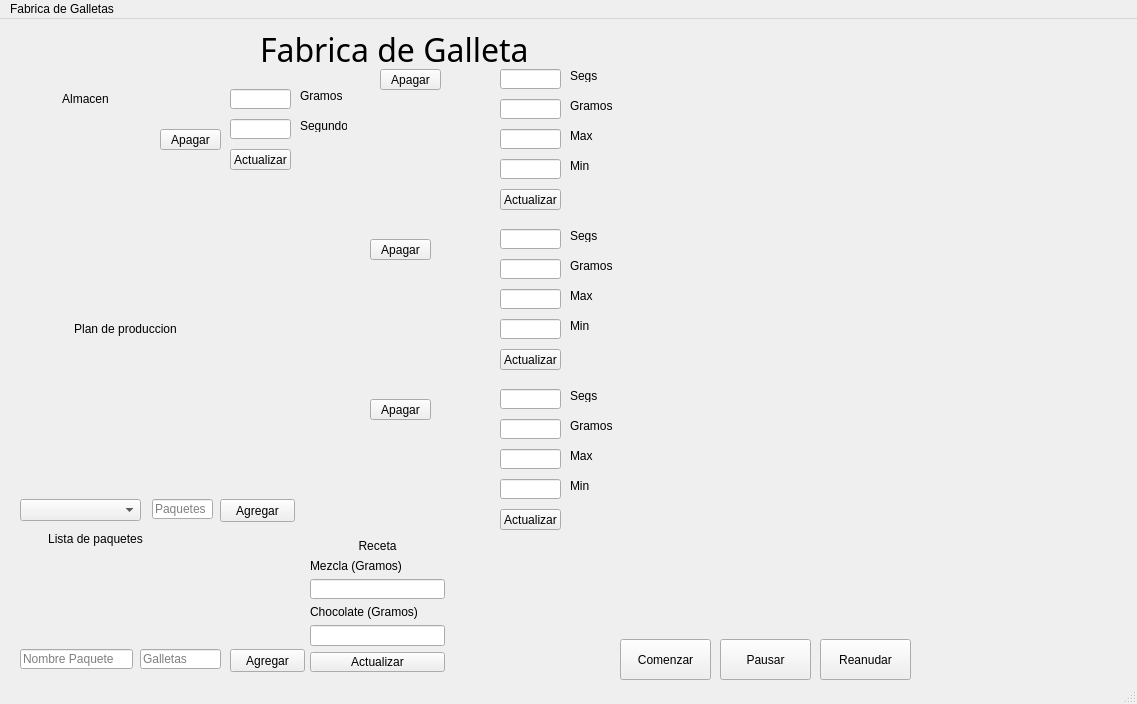
Above: mainwindow.ui from JohnSC31/PY1-FabricaGalletas-2102 before the change. Below: the same form after it.
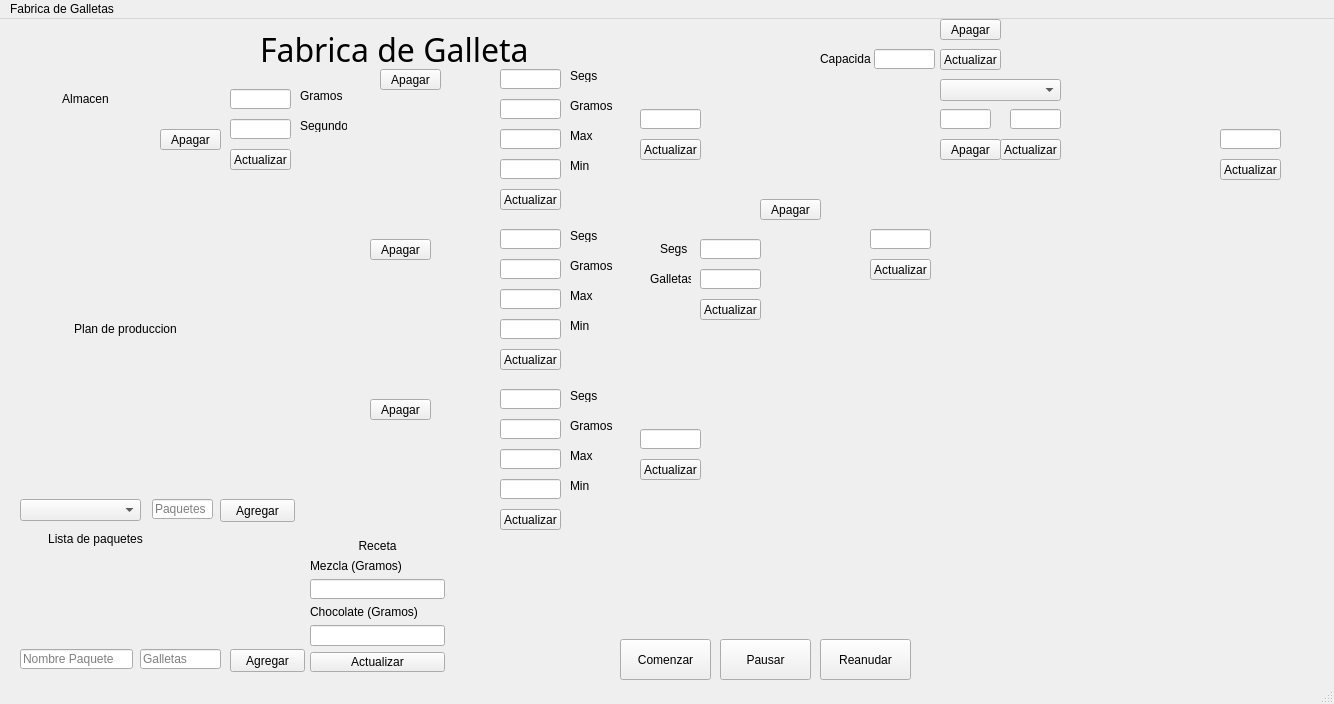
That is the form after the change. Icons and pictures are not drawn.

Patch:
```diff
--- a/mainwindow.ui
+++ b/mainwindow.ui
@@ -6,7 +6,7 @@
    <rect>
     <x>0</x>
     <y>0</y>
-    <width>1137</width>
+    <width>1334</width>
     <height>704</height>
    </rect>
   </property>
@@ -862,13 +862,465 @@
      <bool>true</bool>
     </property>
    </widget>
+   <widget class="QLabel" name="label_26">
+    <property name="geometry">
+     <rect>
+      <x>620</x>
+      <y>60</y>
+      <width>101</width>
+      <height>31</height>
+     </rect>
+    </property>
+    <property name="text">
+     <string/>
+    </property>
+    <property name="pixmap">
+     <pixmap>../../Semestre II/Estructuras de datos/Proyecto 1/Design/Banda5.png</pixmap>
+    </property>
+   </widget>
+   <widget class="QLabel" name="label_28">
+    <property name="geometry">
+     <rect>
+      <x>620</x>
+      <y>380</y>
+      <width>101</width>
+      <height>31</height>
+     </rect>
+    </property>
+    <property name="text">
+     <string/>
+    </property>
+    <property name="pixmap">
+     <pixmap>../../Semestre II/Estructuras de datos/Proyecto 1/Design/Banda5.png</pixmap>
+    </property>
+   </widget>
+   <widget class="QLabel" name="lblDoughBelt">
+    <property name="geometry">
+     <rect>
+      <x>620</x>
+      <y>30</y>
+      <width>91</width>
+      <height>31</height>
+     </rect>
+    </property>
+    <property name="text">
+     <string/>
+    </property>
+   </widget>
+   <widget class="QLineEdit" name="inpDoughBeltMax">
+    <property name="geometry">
+     <rect>
+      <x>640</x>
+      <y>90</y>
+      <width>61</width>
+      <height>20</height>
+     </rect>
+    </property>
+   </widget>
+   <widget class="QPushButton" name="btnUpdateDoughBelt">
+    <property name="geometry">
+     <rect>
+      <x>640</x>
+      <y>120</y>
+      <width>61</width>
+      <height>21</height>
+     </rect>
+    </property>
+    <property name="text">
+     <string>Actualizar</string>
+    </property>
+   </widget>
+   <widget class="QPushButton" name="btnUpdateChocolateBelt">
+    <property name="geometry">
+     <rect>
+      <x>640</x>
+      <y>440</y>
+      <width>61</width>
+      <height>21</height>
+     </rect>
+    </property>
+    <property name="text">
+     <string>Actualizar</string>
+    </property>
+   </widget>
+   <widget class="QLineEdit" name="inpChocolateBeltMax">
+    <property name="geometry">
+     <rect>
+      <x>640</x>
+      <y>410</y>
+      <width>61</width>
+      <height>20</height>
+     </rect>
+    </property>
+   </widget>
+   <widget class="QLabel" name="lblChocolateBelt">
+    <property name="geometry">
+     <rect>
+      <x>620</x>
+      <y>350</y>
+      <width>91</width>
+      <height>31</height>
+     </rect>
+    </property>
+    <property name="text">
+     <string/>
+    </property>
+   </widget>
+   <widget class="QLabel" name="label_27">
+    <property name="geometry">
+     <rect>
+      <x>710</x>
+      <y>170</y>
+      <width>47</width>
+      <height>41</height>
+     </rect>
+    </property>
+    <property name="text">
+     <string/>
+    </property>
+    <property name="pixmap">
+     <pixmap>../../Semestre II/Estructuras de datos/Proyecto 1/Design/Ensambladora_red.png</pixmap>
+    </property>
+   </widget>
+   <widget class="QPushButton" name="btnUpdateJointerMachine">
+    <property name="geometry">
+     <rect>
+      <x>700</x>
+      <y>280</y>
+      <width>61</width>
+      <height>21</height>
+     </rect>
+    </property>
+    <property name="text">
+     <string>Actualizar</string>
+    </property>
+   </widget>
+   <widget class="QLineEdit" name="inpJointerMachineProccessTime">
+    <property name="geometry">
+     <rect>
+      <x>700</x>
+      <y>220</y>
+      <width>61</width>
+      <height>20</height>
+     </rect>
+    </property>
+   </widget>
+   <widget class="QLineEdit" name="inpJointerMachinePerTime">
+    <property name="geometry">
+     <rect>
+      <x>700</x>
+      <y>250</y>
+      <width>61</width>
+      <height>20</height>
+     </rect>
+    </property>
+   </widget>
+   <widget class="QLabel" name="lblJointerMachine">
+    <property name="geometry">
+     <rect>
+      <x>770</x>
+      <y>220</y>
+      <width>91</width>
+      <height>71</height>
+     </rect>
+    </property>
+    <property name="text">
+     <string/>
+    </property>
+   </widget>
+   <widget class="QPushButton" name="btnControlJointerMachine">
+    <property name="geometry">
+     <rect>
+      <x>760</x>
+      <y>180</y>
+      <width>61</width>
+      <height>21</height>
+     </rect>
+    </property>
+    <property name="text">
+     <string>Apagar</string>
+    </property>
+   </widget>
+   <widget class="QLineEdit" name="inpCookieBelt1Max">
+    <property name="geometry">
+     <rect>
+      <x>870</x>
+      <y>210</y>
+      <width>61</width>
+      <height>20</height>
+     </rect>
+    </property>
+   </widget>
+   <widget class="QLabel" name="lblCookieBelt1">
+    <property name="geometry">
+     <rect>
+      <x>850</x>
+      <y>150</y>
+      <width>91</width>
+      <height>31</height>
+     </rect>
+    </property>
+    <property name="text">
+     <string/>
+    </property>
+   </widget>
+   <widget class="QPushButton" name="btnUpdateCookieBelt1">
+    <property name="geometry">
+     <rect>
+      <x>870</x>
+      <y>240</y>
+      <width>61</width>
+      <height>21</height>
+     </rect>
+    </property>
+    <property name="text">
+     <string>Actualizar</string>
+    </property>
+   </widget>
+   <widget class="QLabel" name="label_29">
+    <property name="geometry">
+     <rect>
+      <x>850</x>
+      <y>180</y>
+      <width>101</width>
+      <height>31</height>
+     </rect>
+    </property>
+    <property name="text">
+     <string/>
+    </property>
+    <property name="pixmap">
+     <pixmap>../../Semestre II/Estructuras de datos/Proyecto 1/Design/Banda5.png</pixmap>
+    </property>
+   </widget>
+   <widget class="QLabel" name="label_30">
+    <property name="geometry">
+     <rect>
+      <x>660</x>
+      <y>220</y>
+      <width>31</width>
+      <height>20</height>
+     </rect>
+    </property>
+    <property name="text">
+     <string>Segs</string>
+    </property>
+   </widget>
+   <widget class="QLabel" name="label_31">
+    <property name="geometry">
+     <rect>
+      <x>650</x>
+      <y>250</y>
+      <width>41</width>
+      <height>20</height>
+     </rect>
+    </property>
+    <property name="text">
+     <string>Galletas</string>
+    </property>
+   </widget>
+   <widget class="QLabel" name="label_32">
+    <property name="geometry">
+     <rect>
+      <x>1010</x>
+      <y>10</y>
+      <width>51</width>
+      <height>51</height>
+     </rect>
+    </property>
+    <property name="text">
+     <string/>
+    </property>
+    <property name="pixmap">
+     <pixmap>../../Semestre II/Estructuras de datos/Proyecto 1/Design/Horno_red.png</pixmap>
+    </property>
+   </widget>
+   <widget class="QLineEdit" name="inpKilnCapacity">
+    <property name="geometry">
+     <rect>
+      <x>874</x>
+      <y>30</y>
+      <width>61</width>
+      <height>20</height>
+     </rect>
+    </property>
+   </widget>
+   <widget class="QLabel" name="label_33">
+    <property name="geometry">
+     <rect>
+      <x>820</x>
+      <y>30</y>
+      <width>51</width>
+      <height>20</height>
+     </rect>
+    </property>
+    <property name="text">
+     <string>Capacidad</string>
+    </property>
+   </widget>
+   <widget class="QPushButton" name="btnUpdateKiln">
+    <property name="geometry">
+     <rect>
+      <x>940</x>
+      <y>30</y>
+      <width>61</width>
+      <height>21</height>
+     </rect>
+    </property>
+    <property name="text">
+     <string>Actualizar</string>
+    </property>
+   </widget>
+   <widget class="QLabel" name="lblKilnTrays">
+    <property name="geometry">
+     <rect>
+      <x>1070</x>
+      <y>10</y>
+      <width>111</width>
+      <height>121</height>
+     </rect>
+    </property>
+    <property name="text">
+     <string/>
+    </property>
+   </widget>
+   <widget class="QLineEdit" name="inpKilnTrayCookies">
+    <property name="geometry">
+     <rect>
+      <x>940</x>
+      <y>90</y>
+      <width>51</width>
+      <height>20</height>
+     </rect>
+    </property>
+   </widget>
+   <widget class="QComboBox" name="cmbTrays">
+    <property name="geometry">
+     <rect>
+      <x>940</x>
+      <y>60</y>
+      <width>121</width>
+      <height>22</height>
+     </rect>
+    </property>
+    <property name="acceptDrops">
+     <bool>false</bool>
+    </property>
+    <property name="currentText">
+     <string/>
+    </property>
+    <property name="placeholderText">
+     <string/>
+    </property>
+   </widget>
+   <widget class="QLineEdit" name="inpKilnBakingTime">
+    <property name="geometry">
+     <rect>
+      <x>1010</x>
+      <y>90</y>
+      <width>51</width>
+      <height>20</height>
+     </rect>
+    </property>
+   </widget>
+   <widget class="QPushButton" name="btnControlKiln">
+    <property name="geometry">
+     <rect>
+      <x>940</x>
+      <y>0</y>
+      <width>61</width>
+      <height>21</height>
+     </rect>
+    </property>
+    <property name="text">
+     <string>Apagar</string>
+    </property>
+   </widget>
+   <widget class="QPushButton" name="btnUpdateTray">
+    <property name="geometry">
+     <rect>
+      <x>1000</x>
+      <y>120</y>
+      <width>61</width>
+      <height>21</height>
+     </rect>
+    </property>
+    <property name="text">
+     <string>Actualizar</string>
+    </property>
+   </widget>
+   <widget class="QPushButton" name="btnControlTray">
+    <property name="geometry">
+     <rect>
+      <x>940</x>
+      <y>120</y>
+      <width>61</width>
+      <height>21</height>
+     </rect>
+    </property>
+    <property name="text">
+     <string>Apagar</string>
+    </property>
+   </widget>
+   <widget class="QLabel" name="label_34">
+    <property name="geometry">
+     <rect>
+      <x>1200</x>
+      <y>80</y>
+      <width>101</width>
+      <height>31</height>
+     </rect>
+    </property>
+    <property name="text">
+     <string/>
+    </property>
+    <property name="pixmap">
+     <pixmap>../../Semestre II/Estructuras de datos/Proyecto 1/Design/Banda5.png</pixmap>
+    </property>
+   </widget>
+   <widget class="QLabel" name="lblCookieBelt2">
+    <property name="geometry">
+     <rect>
+      <x>1200</x>
+      <y>50</y>
+      <width>91</width>
+      <height>31</height>
+     </rect>
+    </property>
+    <property name="text">
+     <string/>
+    </property>
+   </widget>
+   <widget class="QPushButton" name="btnUpdateCookieBelt2">
+    <property name="geometry">
+     <rect>
+      <x>1220</x>
+      <y>140</y>
+      <width>61</width>
+      <height>21</height>
+     </rect>
+    </property>
+    <property name="text">
+     <string>Actualizar</string>
+    </property>
+   </widget>
+   <widget class="QLineEdit" name="inpCookieBelt2Max">
+    <property name="geometry">
+     <rect>
+      <x>1220</x>
+      <y>110</y>
+      <width>61</width>
+      <height>20</height>
+     </rect>
+    </property>
+   </widget>
   </widget>
   <widget class="QMenuBar" name="menubar">
    <property name="geometry">
     <rect>
      <x>0</x>
      <y>0</y>
-     <width>1137</width>
+     <width>1334</width>
      <height>21</height>
     </rect>
    </property>
```
